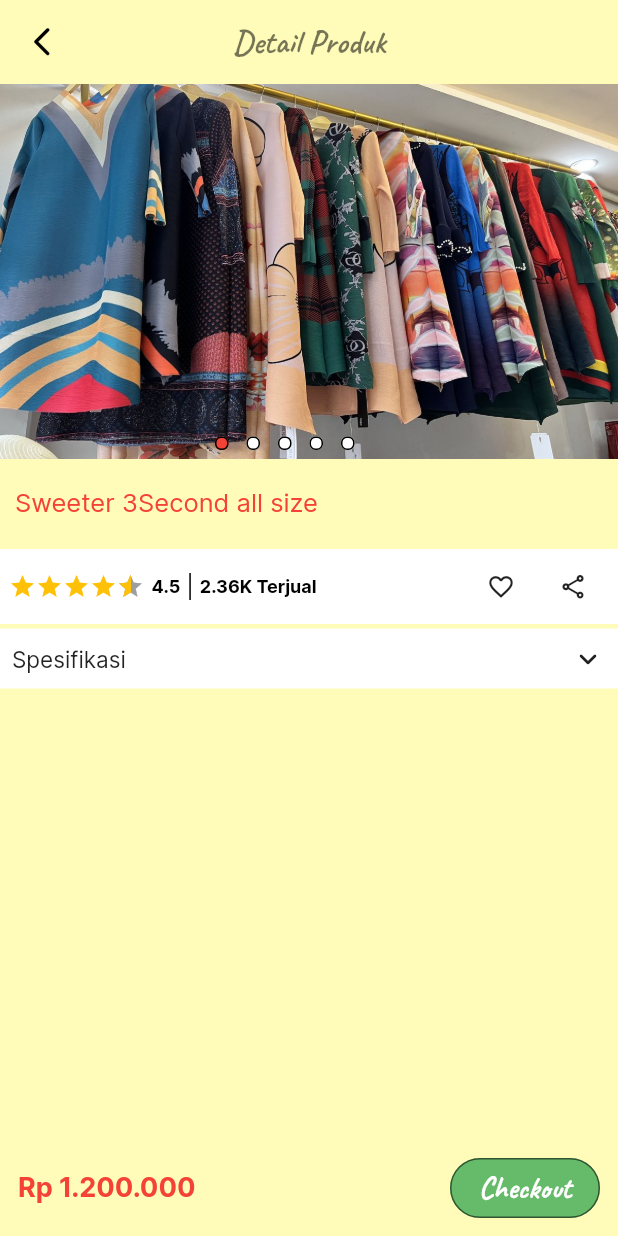
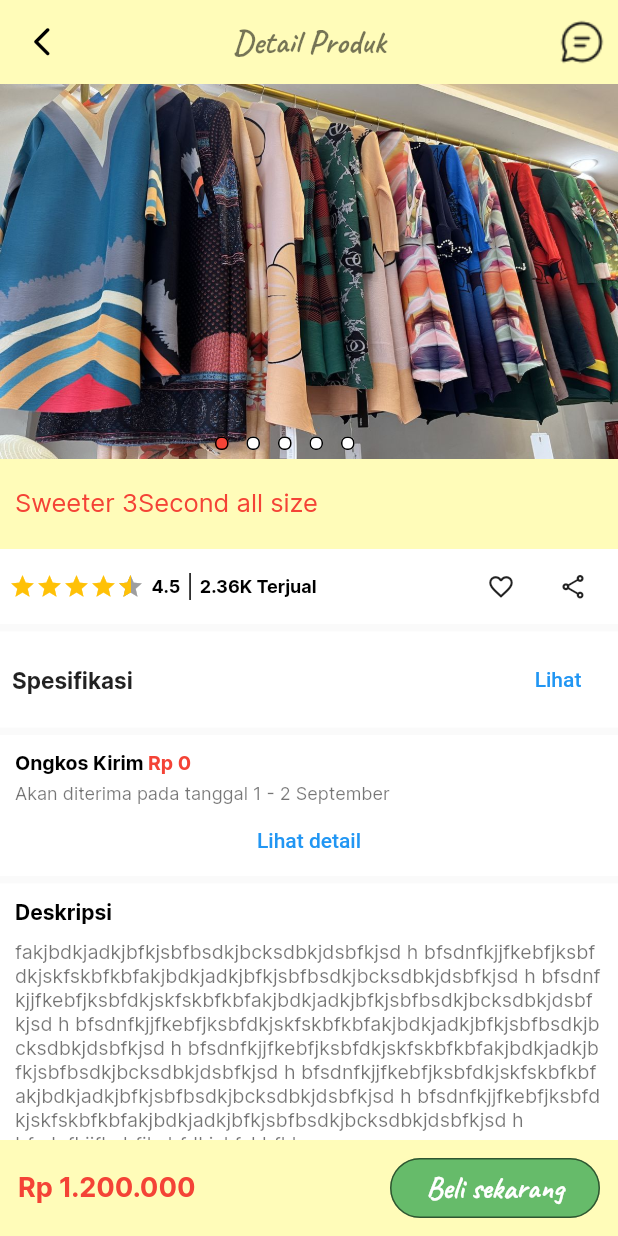
Before and after one commit to craftgirlsss/craftgirlsss-flutter, a Flutter app: the ProductDetailPage screen opened directly, on a phone screen of 412 x 824 dp. Run offline on Flutter 3.47's test engine with Material 2 defaults, Android fonts, the light colour scheme and no system bars; drawn by our look-alikes of carousel_slider, dots_indicator, flutter_rating_bar; our stand-ins replace animated_text_kit, bottom_navy_bar, get, image_picker, photo_view, shared_preferences and 1 more; missing offline and left inert: jumping_dot; accounts and stored records are empty.

Commit message:
detail product next step 2

```diff
--- a/lib/src/controllers/GetxController/profile_controller.dart
+++ b/lib/src/controllers/GetxController/profile_controller.dart
@@ -48,7 +48,7 @@
           fileOptions: const FileOptions(cacheControl: '3600', upsert: false));
       var resultPulicURL =
           vars.client.storage.from('avatars').getPublicUrl('public/$nameFile');
-      print(resultPulicURL);
+      // print(resultPulicURL);
       String? fullURL = urlPhotoSupabase.value + resultPulicURL;
       print(result);
       var resultWrite = await vars.client
--- /dev/null
+++ b/lib/src/view-models/containers/descriptions/descriptions.dart
@@ -0,0 +1,28 @@
+import 'package:craftgirlsss/src/view-models/fontstyles/title.dart';
+import 'package:flutter/material.dart';
+
+Container kDescription(context, {String? description}) {
+  return Container(
+    padding: const EdgeInsets.all(10),
+    color: Colors.white,
+    width: MediaQuery.of(context).size.width,
+    child: Column(
+      crossAxisAlignment: CrossAxisAlignment.start,
+      children: [
+        Text(
+          "Deskripsi",
+          style: titleInter(
+              color: Colors.black, fontWeight: FontWeight.bold, fontSize: 14),
+        ),
+        const SizedBox(height: 10),
+        Text(
+          description ?? '',
+          style: titleInter(
+              color: Colors.black54,
+              fontSize: 13,
+              fontWeight: FontWeight.normal),
+        ),
+      ],
+    ),
+  );
+}
--- a/lib/src/view-models/containers/flashsale/flashsale.dart
+++ b/lib/src/view-models/containers/flashsale/flashsale.dart
@@ -78,21 +78,16 @@
 
   @override
   void initState() {
-    var hours;
-    var mints;
-    var secs;
-    hours = int.parse("00");
-    mints = int.parse("00");
-    secs = int.parse("00");
+    var hours = int.parse("00");
+    var mints = int.parse("00");
+    var secs = int.parse("00");
     countdownDuration = Duration(hours: hours, minutes: mints, seconds: secs);
     startTimer();
     reset();
-    var hours1;
-    var mints1;
-    var secs1;
-    hours1 = int.parse("10");
-    mints1 = int.parse("00");
-    secs1 = int.parse("00");
+
+    var hours1 = int.parse("10");
+    var mints1 = int.parse("00");
+    var secs1 = int.parse("00");
     countdownDuration1 =
         Duration(hours: hours1, minutes: mints1, seconds: secs1);
     startTimer1();
--- /dev/null
+++ b/lib/src/view-models/containers/ongkirdetail/ongkoskirim.dart
@@ -0,0 +1,47 @@
+import 'package:craftgirlsss/src/helpers/formatcurrency/formatcurrency.dart';
+import 'package:craftgirlsss/src/view-models/fontstyles/title.dart';
+import 'package:flutter/material.dart';
+
+Container kOngkir(
+    {Function()? onTap,
+    int? ongkir,
+    String? startDate,
+    String? endDate,
+    String? month}) {
+  return Container(
+    padding: const EdgeInsets.only(left: 10, right: 10, top: 10, bottom: 0),
+    color: Colors.white,
+    child: Column(children: [
+      Row(
+        crossAxisAlignment: CrossAxisAlignment.start,
+        children: [
+          Text(
+            "Ongkos Kirim ",
+            style: titleInter(
+                color: Colors.black, fontWeight: FontWeight.bold, fontSize: 13),
+          ),
+          Text(
+            formatCurrency.format(ongkir ?? 0),
+            style: titleInter(
+                color: Colors.red, fontWeight: FontWeight.bold, fontSize: 13),
+          )
+        ],
+      ),
+      const SizedBox(height: 5),
+      Row(
+        mainAxisAlignment: MainAxisAlignment.start,
+        children: [
+          Text(
+            'Akan diterima pada tanggal $startDate - $endDate $month',
+            textAlign: TextAlign.start,
+            style: titleInter(
+                color: Colors.black54,
+                fontWeight: FontWeight.normal,
+                fontSize: 12),
+          ),
+        ],
+      ),
+      TextButton(onPressed: onTap, child: const Text('Lihat detail'))
+    ]),
+  );
+}
--- a/lib/src/view-models/modalbottom/modalbottomsheet.dart
+++ b/lib/src/view-models/modalbottom/modalbottomsheet.dart
@@ -3,8 +3,9 @@
 showProductSpecification(context) {
   return showModalBottomSheet(
       context: context,
+      backgroundColor: Colors.white,
       shape: const RoundedRectangleBorder(
-        borderRadius: BorderRadius.vertical(top: Radius.circular(16)),
+        borderRadius: BorderRadius.vertical(top: Radius.circular(5)),
       ),
       builder: (context) {
         return FractionallySizedBox(
--- a/lib/src/view-models/ratingsstatus/ratingproductstatus.dart
+++ b/lib/src/view-models/ratingsstatus/ratingproductstatus.dart
@@ -85,6 +85,34 @@
   );
 }
 
+ListTile kTileUlasan(context, {double? rating, Function()? onPressed}) {
+  return ListTile(
+    tileColor: Colors.white,
+    onTap: onPressed,
+    title: Text(
+      "Penilaian produk",
+      style: titleInter(
+          color: Colors.black, fontSize: 13, fontWeight: FontWeight.bold),
+    ),
+    subtitle: Row(
+      children: [
+        kRratingStar(rating: rating),
+        const SizedBox(width: 5),
+        Text(
+          rating != null ? rating.toString() : 0.toString(),
+          style: titleInter(color: Colors.black, fontSize: 12),
+        ),
+      ],
+    ),
+    trailing: TextButton(
+        onPressed: onPressed,
+        child: Text(
+          'Lihat ulasan',
+          style: titleInter(color: Colors.blue, fontSize: 12),
+        )),
+  );
+}
+
 Widget kRratingStar({double? rating}) {
   return RatingBarIndicator(
     rating: rating ?? 0,
--- /dev/null
+++ b/lib/src/view-models/reviews/productreview.dart
@@ -0,0 +1,60 @@
+import 'package:craftgirlsss/src/view-models/fontstyles/title.dart';
+import 'package:craftgirlsss/src/view-models/ratingsstatus/ratingproductstatus.dart';
+import 'package:flutter/material.dart';
+
+Container productReview(context,
+    {String? urlImageProfile,
+    String? commentatorName,
+    double? starCount,
+    String? reasons,
+    List? imageURLDescription}) {
+  return Container(
+    padding: const EdgeInsets.all(10),
+    color: Colors.white,
+    width: MediaQuery.of(context).size.width,
+    child: Row(
+      crossAxisAlignment: CrossAxisAlignment.start,
+      mainAxisAlignment: MainAxisAlignment.spaceEvenly,
+      children: [
+        Container(
+          margin: const EdgeInsets.only(top: 0, left: 0, right: 0, bottom: 0),
+          width: 30,
+          height: 30,
+          decoration: BoxDecoration(
+            shape: BoxShape.circle,
+            image: DecorationImage(
+                image: urlImageProfile != null
+                    ? NetworkImage(urlImageProfile)
+                    : const NetworkImage(
+                        'https://googleflutter.com/sample_image.jpg'),
+                fit: BoxFit.fitWidth),
+          ),
+        ),
+        const SizedBox(width: 10),
+        Flexible(
+          child: Column(
+            crossAxisAlignment: CrossAxisAlignment.start,
+            children: [
+              Text(
+                commentatorName ?? 'Unknown',
+                style: titleInter(
+                    color: Colors.black,
+                    fontWeight: FontWeight.bold,
+                    fontSize: 12),
+              ),
+              const SizedBox(height: 5),
+              kRratingStar(rating: starCount ?? 0),
+              const SizedBox(height: 5),
+              Text(reasons ?? '-',
+                  overflow: TextOverflow.clip,
+                  style: titleInter(
+                      color: Colors.black54,
+                      fontWeight: FontWeight.normal,
+                      fontSize: 12)),
+            ],
+          ),
+        ),
+      ],
+    ),
+  );
+}
--- a/lib/src/view-models/specifcation/containerspecification.dart
+++ b/lib/src/view-models/specifcation/containerspecification.dart
@@ -16,11 +16,11 @@
             style: titleInter(
                 color: Colors.black87,
                 fontSize: 15,
-                fontWeight: FontWeight.normal),
+                fontWeight: FontWeight.bold),
           ),
-          const Icon(
-            Icons.keyboard_arrow_down_rounded,
-            color: Colors.black87,
+          TextButton(
+            onPressed: onTap,
+            child: const Text('Lihat'),
           )
         ],
       ),
--- a/lib/src/views/products/productdetail/productdetailcheckout.dart
+++ b/lib/src/views/products/productdetail/productdetailcheckout.dart
@@ -1,12 +1,13 @@
-import 'dart:ui';
-
 import 'package:carousel_slider/carousel_slider.dart';
 import 'package:craftgirlsss/src/helpers/formatcurrency/formatcurrency.dart';
 import 'package:craftgirlsss/src/view-models/appbars/appbar.dart';
 import 'package:craftgirlsss/src/view-models/buttons/elevatedbuttons.dart';
+import 'package:craftgirlsss/src/view-models/containers/descriptions/descriptions.dart';
+import 'package:craftgirlsss/src/view-models/containers/ongkirdetail/ongkoskirim.dart';
 import 'package:craftgirlsss/src/view-models/fontstyles/title.dart';
 import 'package:craftgirlsss/src/view-models/modalbottom/modalbottomsheet.dart';
 import 'package:craftgirlsss/src/view-models/ratingsstatus/ratingproductstatus.dart';
+import 'package:craftgirlsss/src/view-models/reviews/productreview.dart';
 import 'package:craftgirlsss/src/view-models/specifcation/containerspecification.dart';
 import 'package:dots_indicator/dots_indicator.dart';
 import 'package:flutter/material.dart';
@@ -23,10 +24,25 @@
   @override
   Widget build(BuildContext context) {
     return Scaffold(
-      backgroundColor: const Color(0xfffffcb9),
+      // backgroundColor: const Color(0xfffffcb9),
       appBar: kAppBar(context,
-          autoImplyLeading: true, isTitle: true, titleText: "Detail Produk"),
+          withLeadingData: true,
+          listData: [
+            IconButton(
+                onPressed: () {},
+                tooltip: 'Chat admin',
+                icon: Image.asset(
+                  'assets/icons/chat.png',
+                  errorBuilder: (context, error, stackTrace) =>
+                      const Center(child: Text('Error')),
+                  scale: 0.7,
+                ))
+          ],
+          autoImplyLeading: true,
+          isTitle: true,
+          titleText: "Detail Produk"),
       body: ListView(
+        physics: const ScrollPhysics(),
         children: [
           Stack(
             children: [
@@ -103,11 +119,28 @@
               onTapShare: () {},
               rating: 4.5,
               soldCount: 2356),
-          const SizedBox(height: 3),
+          const SizedBox(height: 5),
           kProductSpecification(context, onTap: () {
             showProductSpecification(context);
           }),
-          const SizedBox(height: 10),
+          const SizedBox(height: 5),
+          kOngkir(
+              onTap: () {}, endDate: "2", startDate: '1', month: 'September'),
+          const SizedBox(height: 5),
+          kDescription(context,
+              description:
+                  "fakjbdkjadkjbfkjsbfbsdkjbcksdbkjdsbfkjsd h bfsdnfkjjfkebfjksbfdkjskfskbfkbfakjbdkjadkjbfkjsbfbsdkjbcksdbkjdsbfkjsd h bfsdnfkjjfkebfjksbfdkjskfskbfkbfakjbdkjadkjbfkjsbfbsdkjbcksdbkjdsbfkjsd h bfsdnfkjjfkebfjksbfdkjskfskbfkbfakjbdkjadkjbfkjsbfbsdkjbcksdbkjdsbfkjsd h bfsdnfkjjfkebfjksbfdkjskfskbfkbfakjbdkjadkjbfkjsbfbsdkjbcksdbkjdsbfkjsd h bfsdnfkjjfkebfjksbfdkjskfskbfkbfakjbdkjadkjbfkjsbfbsdkjbcksdbkjdsbfkjsd h bfsdnfkjjfkebfjksbfdkjskfskbfkbfakjbdkjadkjbfkjsbfbsdkjbcksdbkjdsbfkjsd h bfsdnfkjjfkebfjksbfdkjskfskbfkb"),
+          const SizedBox(height: 5),
+          kTileUlasan(context, onPressed: () {}, rating: 4.5),
+          productReview(
+            context,
+            commentatorName: "Regard",
+            imageURLDescription: ['https://googleflutter.com/sample_image.jpg'],
+            reasons:
+                'dhkjhdfshfuiwehfesihfjcksfhewhfnckcdshiuerfdghjagdkasbdafkajsbdkasbdbaskjfbkasbdkaguadkjcakbdiwedjkbcksb',
+            starCount: 3,
+          ),
+          const SizedBox(height: 70)
         ],
       ),
       bottomSheet: Container(
@@ -124,9 +157,9 @@
             Flexible(
                 child: SizedBox(
               height: 40,
-              width: 100,
+              width: 140,
               child: kButtons(context,
-                  label: "Checkout",
+                  label: "Beli sekarang",
                   backgroundColor: Colors.green.shade400,
                   onPressed: () {}),
             ))
--- a/lib/src/views/profile/profile.dart
+++ b/lib/src/views/profile/profile.dart
@@ -1,6 +1,4 @@
 import 'dart:io';
-import 'dart:math';
-
 import 'package:craftgirlsss/src/controllers/GetxController/profile_controller.dart';
 import 'package:craftgirlsss/src/helpers/getrandom/getrandomstring.dart';
 import 'package:craftgirlsss/src/view-models/appbars/appbaronlytitle.dart';
```
Also changed, not shown: assets/icons/chat.png (added), assets/images/person.jpeg (added), 1 other file.
